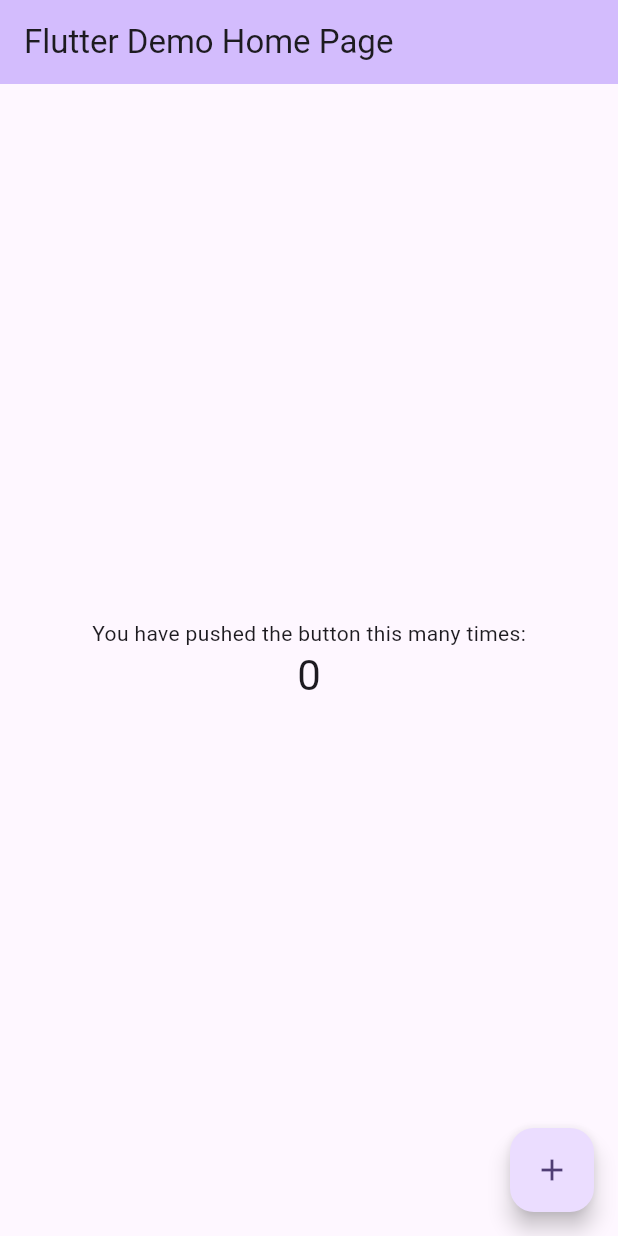
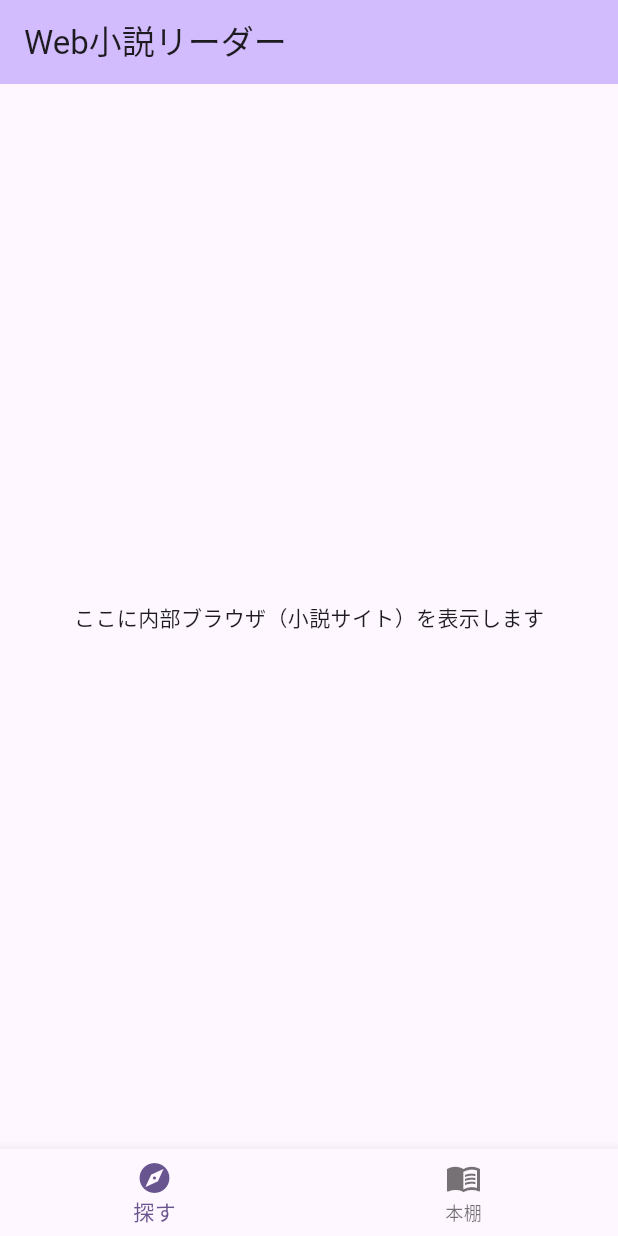
Before and after one commit to kirihara0924-sudo/web_novel_reader, a Flutter app: the screen it shows after launch, on a phone screen of 412 x 824 dp. Run offline on Flutter 3.47's test engine with Material 3 defaults, Android fonts, the phone set to English and light mode, and no system bars.

Commit message:
タブ画面の骨組みを作成

```diff
--- a/lib/main.dart
+++ b/lib/main.dart
@@ -1,121 +1,77 @@
-import 'package:flutter/material.dart';
+import 'package:flutter/material.dart'; // 画面を作るための基本ブロックを読み込む
 
 void main() {
-  runApp(const MyApp());
+  runApp(const MyApp()); // アプリを起動する
 }
 
+// アプリ全体の設定
 class MyApp extends StatelessWidget {
   const MyApp({super.key});
 
-  // This widget is the root of your application.
   @override
   Widget build(BuildContext context) {
     return MaterialApp(
-      title: 'Flutter Demo',
+      title: 'Web小説リーダー',
       theme: ThemeData(
-        // This is the theme of your application.
-        //
-        // TRY THIS: Try running your application with "flutter run". You'll see
-        // the application has a purple toolbar. Then, without quitting the app,
-        // try changing the seedColor in the colorScheme below to Colors.green
-        // and then invoke "hot reload" (save your changes or press the "hot
-        // reload" button in a Flutter-supported IDE, or press "r" if you used
-        // the command line to start the app).
-        //
-        // Notice that the counter didn't reset back to zero; the application
-        // state is not lost during the reload. To reset the state, use hot
-        // restart instead.
-        //
-        // This works for code too, not just values: Most code changes can be
-        // tested with just a hot reload.
-        colorScheme: .fromSeed(seedColor: Colors.deepPurple),
+        // アプリのメインカラー（ここでは深い紫色）
+        colorScheme: ColorScheme.fromSeed(seedColor: Colors.deepPurple),
+        useMaterial3: true,
       ),
-      home: const MyHomePage(title: 'Flutter Demo Home Page'),
+      home: const MainScreen(),
     );
   }
 }
 
-class MyHomePage extends StatefulWidget {
-  const MyHomePage({super.key, required this.title});
-
-  // This widget is the home page of your application. It is stateful, meaning
-  // that it has a State object (defined below) that contains fields that affect
-  // how it looks.
-
-  // This class is the configuration for the state. It holds the values (in this
-  // case the title) provided by the parent (in this case the App widget) and
-  // used by the build method of the State. Fields in a Widget subclass are
-  // always marked "final".
-
-  final String title;
+// メインの画面（タブ切り替え機能付き）
+class MainScreen extends StatefulWidget {
+  const MainScreen({super.key});
 
   @override
-  State<MyHomePage> createState() => _MyHomePageState();
+  State<MainScreen> createState() => _MainScreenState();
 }
 
-class _MyHomePageState extends State<MyHomePage> {
-  int _counter = 0;
+class _MainScreenState extends State<MainScreen> {
+  int _selectedIndex = 0; // 現在選ばれているタブの番号（0=探す、1=本棚）
 
-  void _incrementCounter() {
+  // タブごとの画面の中身
+  static const List<Widget> _widgetOptions = <Widget>[
+    Text('ここに内部ブラウザ（小説サイト）を表示します'), // 解説: 0番目の画面
+    Text('ここに保存した小説の一覧（本棚）を表示します'), // 解説: 1番目の画面
+  ];
+
+  // タブが押された時に実行される処理
+  void _onItemTapped(int index) {
     setState(() {
-      // This call to setState tells the Flutter framework that something has
-      // changed in this State, which causes it to rerun the build method below
-      // so that the display can reflect the updated values. If we changed
-      // _counter without calling setState(), then the build method would not be
-      // called again, and so nothing would appear to happen.
-      _counter++;
+      _selectedIndex = index; // 選ばれた番号を更新して画面を切り替える
     });
   }
 
   @override
   Widget build(BuildContext context) {
-    // This method is rerun every time setState is called, for instance as done
-    // by the _incrementCounter method above.
-    //
-    // The Flutter framework has been optimized to make rerunning build methods
-    // fast, so that you can just rebuild anything that needs updating rather
-    // than having to individually change instances of widgets.
     return Scaffold(
+      // 画面の上のバー（AppBar）
       appBar: AppBar(
-        // TRY THIS: Try changing the color here to a specific color (to
-        // Colors.amber, perhaps?) and trigger a hot reload to see the AppBar
-        // change color while the other colors stay the same.
+        title: const Text('Web小説リーダー'),
         backgroundColor: Theme.of(context).colorScheme.inversePrimary,
-        // Here we take the value from the MyHomePage object that was created by
-        // the App.build method, and use it to set our appbar title.
-        title: Text(widget.title),
       ),
+      // 画面の真ん中（Body）
       body: Center(
-        // Center is a layout widget. It takes a single child and positions it
-        // in the middle of the parent.
-        child: Column(
-          // Column is also a layout widget. It takes a list of children and
-          // arranges them vertically. By default, it sizes itself to fit its
-          // children horizontally, and tries to be as tall as its parent.
-          //
-          // Column has various properties to control how it sizes itself and
-          // how it positions its children. Here we use mainAxisAlignment to
-          // center the children vertically; the main axis here is the vertical
-          // axis because Columns are vertical (the cross axis would be
-          // horizontal).
-          //
-          // TRY THIS: Invoke "debug painting" (choose the "Toggle Debug Paint"
-          // action in the IDE, or press "p" in the console), to see the
-          // wireframe for each widget.
-          mainAxisAlignment: .center,
-          children: [
-            const Text('You have pushed the button this many times:'),
-            Text(
-              '$_counter',
-              style: Theme.of(context).textTheme.headlineMedium,
-            ),
-          ],
-        ),
+        child: _widgetOptions.elementAt(_selectedIndex),
       ),
-      floatingActionButton: FloatingActionButton(
-        onPressed: _incrementCounter,
-        tooltip: 'Increment',
-        child: const Icon(Icons.add),
+      // 画面の下のタブナビゲーション
+      bottomNavigationBar: BottomNavigationBar(
+        items: const <BottomNavigationBarItem>[
+          BottomNavigationBarItem(
+            icon: Icon(Icons.explore), // 探すアイコン（コンパス）
+            label: '探す',
+          ),
+          BottomNavigationBarItem(
+            icon: Icon(Icons.menu_book), // 本アイコン
+            label: '本棚',
+          ),
+        ],
+        currentIndex: _selectedIndex, // 今選ばれているタブ
+        onTap: _onItemTapped, // タブが押されたら呼び出す
       ),
     );
   }
```
